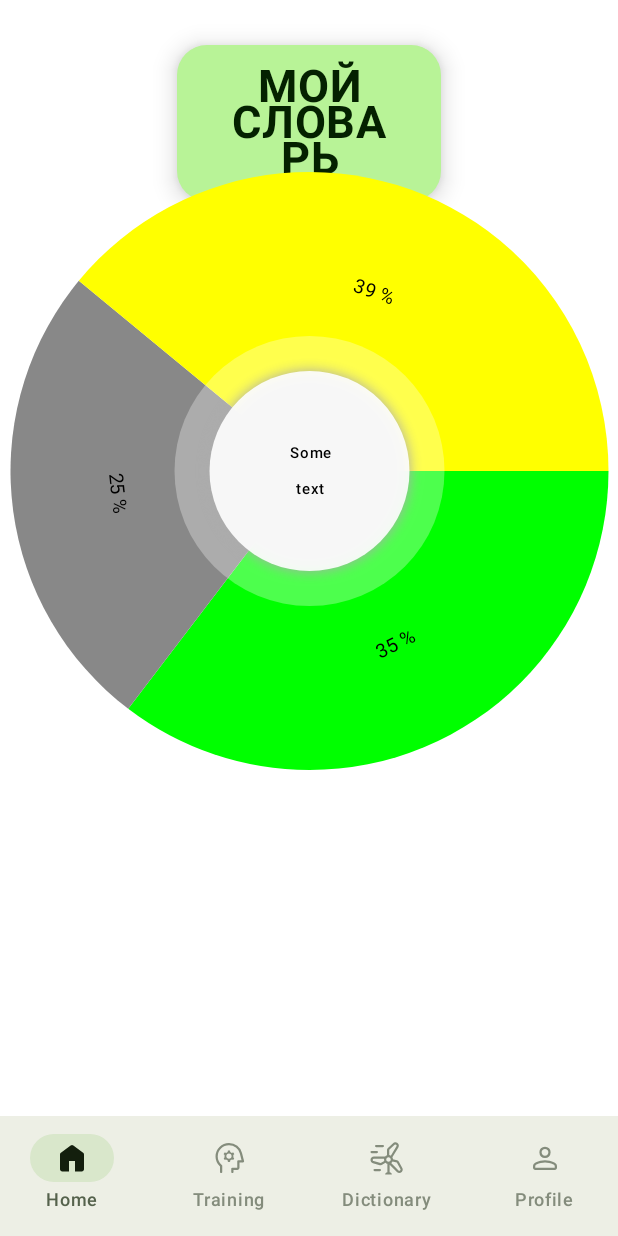
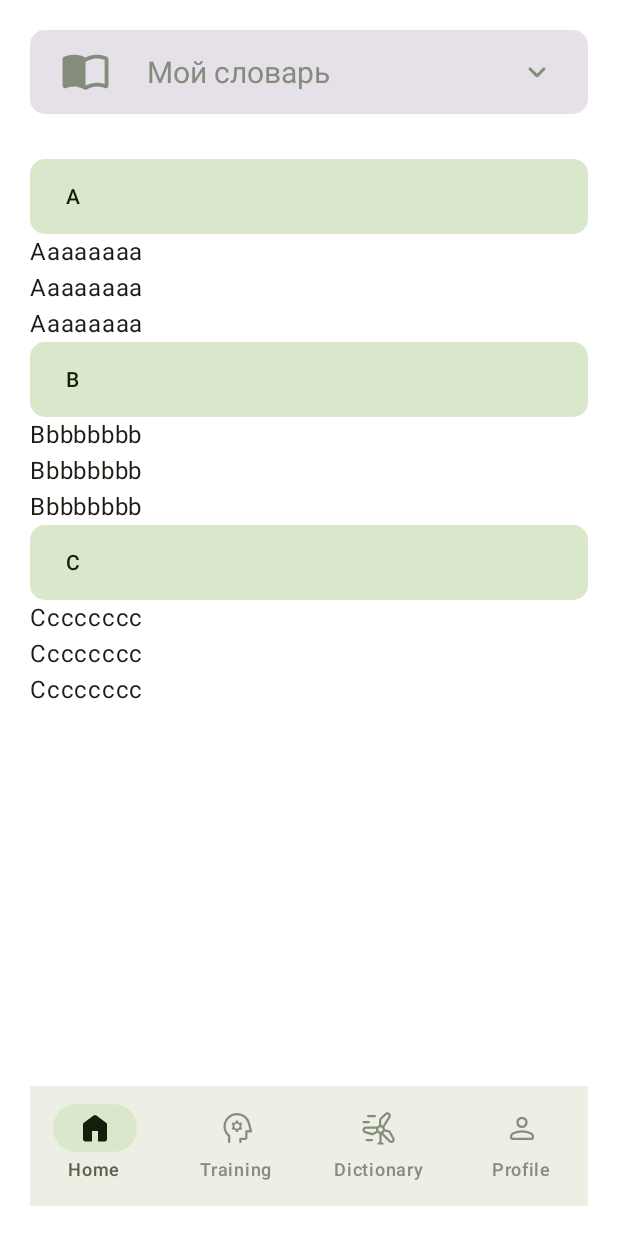
Before and after one commit to norphyra/EnglishWords, an Android app built with Jetpack Compose: the screen it shows after launch (MainActivity), on a phone screen of 412 x 824 dp. Run offline under Robolectric (Android 15) with nearby library versions, the phone set to English and light mode, and no system bars; our stand-ins replace Dagger/Hilt's generated code.

Commit message:
work with Dictionary screen

```diff
--- a/app/src/main/java/com/example/englishwordspetproject/MainActivity.kt
+++ b/app/src/main/java/com/example/englishwordspetproject/MainActivity.kt
@@ -1,5 +1,6 @@
 package com.example.englishwordspetproject
 
+import android.content.pm.ActivityInfo
 import android.os.Bundle
 import androidx.activity.ComponentActivity
 import androidx.activity.compose.setContent
@@ -10,6 +11,7 @@ import androidx.compose.foundation.layout.fillMaxHeight
 import androidx.compose.foundation.layout.fillMaxSize
 import androidx.compose.foundation.layout.fillMaxWidth
 import androidx.compose.foundation.layout.padding
+import androidx.compose.foundation.layout.widthIn
 import androidx.compose.foundation.shape.RoundedCornerShape
 import androidx.compose.material3.ExperimentalMaterial3Api
 import androidx.compose.material3.MaterialTheme
@@ -17,12 +19,14 @@ import androidx.compose.material3.ModalBottomSheet
 import androidx.compose.material3.Scaffold
 import androidx.compose.material3.Surface
 import androidx.compose.material3.Text
+import androidx.compose.material3.minimumInteractiveComponentSize
 import androidx.compose.material3.rememberModalBottomSheetState
 import androidx.compose.runtime.Composable
 import androidx.compose.runtime.*
 import androidx.compose.ui.Alignment
 import androidx.compose.ui.Modifier
 import androidx.compose.ui.graphics.Color
+import androidx.compose.ui.platform.LocalContext
 import androidx.compose.ui.res.stringResource
 import androidx.compose.ui.text.font.FontWeight
 import androidx.compose.ui.text.style.TextAlign
@@ -57,7 +61,8 @@ class MainActivity : ComponentActivity() {
                 //val activity = checkNotNull(LocalViewModelStoreOwner.current)
 
                 Surface(
-                    modifier = Modifier.fillMaxSize(),
+                    modifier = Modifier
+                        .fillMaxSize(),
                     color = MaterialTheme.colorScheme.surface
                 ) {
                     MainScreen()
@@ -78,7 +83,19 @@ fun MainScreen() {
 
     //val sheetState = rememberModalBottomSheetState()
 
-    Scaffold(bottomBar = { BottomAppBar(navController = navController)}) {
+    val context = LocalContext.current
+
+    val screenHeight = context.resources.displayMetrics.heightPixels
+    val screenWidth = context.resources.displayMetrics.widthPixels
+
+    val mainColumnModifier = if (screenWidth + screenHeight > 4560) {
+        Modifier.padding(start = 60.dp, end = 60.dp, top = 60.dp, bottom = 60.dp)
+    } else {
+        Modifier.padding(20.dp)
+    }
+
+    Scaffold(bottomBar = { BottomAppBar(navController = navController)},
+    modifier = mainColumnModifier) {
         NavHost(navController = navController, startDestination = Screen.DictionaryScreen.route,
             modifier = Modifier.padding(it)) {
             composable(Screen.HomeScreen.route) { HomeScreen() }
--- a/app/src/main/java/com/example/englishwordspetproject/data/viewModels/DictionaryViewModel.kt
+++ b/app/src/main/java/com/example/englishwordspetproject/data/viewModels/DictionaryViewModel.kt
@@ -19,6 +19,7 @@ class DictionaryViewModel: BaseViewModel() {
 
     open public fun isExpand(isExpand: Boolean) {
         _expanded.value = isExpand
+        val a = ""
     }
 
 }
@@ -26,3 +27,9 @@ class DictionaryViewModel: BaseViewModel() {
 data class Section(@StringRes val sectionName: Int)
 
 val sections = listOf(Section(R.string.my_dictionary), Section(R.string.my_sets))
+
+val wordsMap = mapOf<String, List<String>>(
+    "A" to listOf("Aaaaaaaa", "Aaaaaaaa", "Aaaaaaaa"),
+    "B" to listOf("Bbbbbbbb", "Bbbbbbbb", "Bbbbbbbb"),
+    "C" to listOf("Cccccccc", "Cccccccc", "Cccccccc")
+)
--- a/app/src/main/java/com/example/englishwordspetproject/piechart/Piechart.kt
+++ b/app/src/main/java/com/example/englishwordspetproject/piechart/Piechart.kt
@@ -27,13 +27,10 @@ import androidx.compose.ui.unit.dp
 import androidx.compose.ui.unit.sp
 
 @Composable
-fun PieChart(radius: Float, innerRadius: Float, padding: List<Dp>, textColor: Color, centerText: String, centerTextColor: Color, input: List<PieChartInput>) {
-    Column(
-    ){
+fun PieChart(radius: Float, innerRadius: Float, modifier: Modifier, textColor: Color, centerText: String, centerTextColor: Color, input: List<PieChartInput>) {
+    Column {
         PieChartDrawer(
-            modifier = Modifier
-                .size(radius.dp)
-                .padding(top = padding[0], start = padding[1], end = padding[2], bottom = padding[3]),
+            modifier = modifier.size(radius.dp),
             radius = radius * 1.3f,
             innerRadius = innerRadius,
             centerText = centerText,
@@ -59,7 +56,7 @@ fun PieChartDrawer(
         mutableStateOf(Offset.Zero)
     }
 
-    var inputList by remember {
+    val inputList by remember {
         mutableStateOf(input)
     }
 
@@ -162,7 +159,7 @@ fun PieChartDrawer(
 @Preview(showBackground = true)
 @Composable
 fun PieChartPreview() {
-    PieChart(230f, 100f, padding = listOf(0.dp,0.dp,0.dp,0.dp), centerText = "Some text", centerTextColor = Color.Black, textColor = Color.Black,
+    PieChart(230f, 100f, Modifier, centerText = "Some text", centerTextColor = Color.Black, textColor = Color.Black,
         input = listOf(
             PieChartInput(
                 color = Color.Green,
--- a/app/src/main/java/com/example/englishwordspetproject/screens/DictionaryScreen.kt
+++ b/app/src/main/java/com/example/englishwordspetproject/screens/DictionaryScreen.kt
@@ -1,23 +1,41 @@
 package com.example.englishwordspetproject.screens
 
+import androidx.compose.foundation.background
 import androidx.compose.foundation.clickable
 import androidx.compose.foundation.layout.Arrangement
+import androidx.compose.foundation.layout.Box
+import androidx.compose.foundation.layout.BoxWithConstraints
 import androidx.compose.foundation.layout.Column
 import androidx.compose.foundation.layout.Row
 import androidx.compose.foundation.layout.fillMaxHeight
 import androidx.compose.foundation.layout.fillMaxSize
 import androidx.compose.foundation.layout.fillMaxWidth
+import androidx.compose.foundation.layout.height
+import androidx.compose.foundation.layout.heightIn
 import androidx.compose.foundation.layout.padding
+import androidx.compose.foundation.layout.size
+import androidx.compose.foundation.layout.width
+import androidx.compose.foundation.layout.widthIn
 import androidx.compose.foundation.layout.wrapContentHeight
+import androidx.compose.foundation.layout.wrapContentWidth
+import androidx.compose.foundation.lazy.LazyColumn
+import androidx.compose.foundation.lazy.items
 import androidx.compose.foundation.shape.RoundedCornerShape
 import androidx.compose.material.icons.Icons
 import androidx.compose.material.icons.rounded.ExpandMore
+import androidx.compose.material3.ButtonDefaults
+import androidx.compose.material3.ButtonElevation
+import androidx.compose.material3.Divider
 import androidx.compose.material3.ExperimentalMaterial3Api
+import androidx.compose.material3.FilledTonalButton
 import androidx.compose.material3.Icon
 import androidx.compose.material3.MaterialTheme
 import androidx.compose.material3.ModalBottomSheet
 import androidx.compose.material3.Surface
 import androidx.compose.material3.Text
+import androidx.compose.material3.TextButton
+import androidx.compose.material3.TextField
+import androidx.compose.material3.TextFieldDefaults
 import androidx.compose.material3.rememberModalBottomSheetState
 import androidx.compose.runtime.Composable
 import androidx.compose.runtime.collectAsState
@@ -27,11 +45,15 @@ import androidx.compose.runtime.saveable.rememberSaveable
 import androidx.compose.runtime.setValue
 import androidx.compose.ui.Alignment
 import androidx.compose.ui.Modifier
+import androidx.compose.ui.draw.shadow
 import androidx.compose.ui.graphics.Color
 import androidx.compose.ui.platform.LocalContext
+import androidx.compose.ui.res.painterResource
 import androidx.compose.ui.res.stringResource
+import androidx.compose.ui.text.TextStyle
 import androidx.compose.ui.text.font.FontWeight
 import androidx.compose.ui.text.style.TextAlign
+import androidx.compose.ui.tooling.preview.Devices
 import androidx.compose.ui.tooling.preview.Preview
 import androidx.compose.ui.unit.dp
 import androidx.compose.ui.unit.sp
@@ -42,6 +64,7 @@ import com.example.englishwordspetproject.data.viewModels.BaseViewModel
 import com.example.englishwordspetproject.data.viewModels.DictionaryViewModel
 import com.example.englishwordspetproject.data.viewModels.Section
 import com.example.englishwordspetproject.data.viewModels.sections
+import com.example.englishwordspetproject.data.viewModels.wordsMap
 import com.example.englishwordspetproject.piechart.PieChart
 import com.example.englishwordspetproject.piechart.PieChartInput
 
@@ -49,111 +72,109 @@ import com.example.englishwordspetproject.piechart.PieChartInput
 @Composable
 fun DictionaryScreen(dictionaryViewModel: DictionaryViewModel = viewModel()) {
 
-    //val context = LocalContext.current
+    val context = LocalContext.current
 
-    //val languages = mapOf("English" to R.drawable.usa_flag_icon, "Russian" to R.drawable.russian_flag_icon)
-    //var selectedLanguage by rememberSaveable { mutableStateOf("English") }
+    val selectedItem by dictionaryViewModel.selectedItem.collectAsState()
+    var expanded by rememberSaveable {
+        mutableStateOf(false)
+    }
 
-    val expanded by dictionaryViewModel.expanded.collectAsState()
     val sheetState = rememberModalBottomSheetState()
 
-    Column(horizontalAlignment = Alignment.CenterHorizontally,
-        modifier = Modifier
-            .fillMaxSize()
-            .padding(30.dp)
+    Box(modifier = Modifier
+        .fillMaxSize(),
+        contentAlignment = Alignment.Center
     ) {
-        TopSectionChooser(dictionaryViewModel)
+        Column(
+            modifier = Modifier
+                .fillMaxSize()
+        ) {
+            TextField(value = stringResource(id = selectedItem.sectionName),
+                onValueChange = {},
+                textStyle = TextStyle(fontSize = 20.sp),
+                readOnly = true,
+                leadingIcon = { Icon(painter = painterResource(id = R.drawable.top_section_picker_icon),
+                    contentDescription = null,
+                    modifier = Modifier.padding(start = 20.dp, end = 20.dp)) },
+                trailingIcon = { Icon(imageVector = Icons.Rounded.ExpandMore,
+                    contentDescription = "expand more",
+                    modifier = Modifier
+                        .padding(end = 20.dp)
+                        .size(24.dp)
+                        .clickable { expanded = !expanded })},
+                modifier = Modifier
+                    .align(Alignment.Start)
+                    .width(420.dp),
+                shape = RoundedCornerShape(10.dp),
+                colors = TextFieldDefaults.colors(focusedIndicatorColor = Color.Transparent, unfocusedIndicatorColor = Color.Transparent))
 
-        PieChart(
-            radius = 230f,
-            innerRadius = 100f,
-            padding = listOf(130.dp, 0.dp, 0.dp, 0.dp),
-            textColor = Color.Black,
-            centerText = "Some text",
-            centerTextColor = Color.Black,
-            input = listOf(
-                PieChartInput(
-                    color = Color.Green,
-                    value = 29,
-                    description = "Python"
-                ),
-                PieChartInput(
-                    color = Color.Gray,
-                    value = 21,
-                    description = "Swift"
-                ),
-                PieChartInput(
-                    color = Color.Yellow,
-                    value = 32,
-                    description = "JavaScript"
-                )
-            )
-        )
-    }
+            LazyColumn(modifier = Modifier
+                .fillMaxWidth()
+                .padding(top = 30.dp)) {
+                items(wordsMap.keys.toList()) {
 
-    if (expanded) {
-        ModalBottomSheet(onDismissRequest = {dictionaryViewModel.isExpand(false)},
-            sheetState = sheetState,
-            modifier = Modifier
-                .fillMaxWidth()
-                .fillMaxHeight(0.4f)) {
-            Surface(shape = RoundedCornerShape(20.dp),
-                color = MaterialTheme.colorScheme.primaryContainer.copy(alpha = 0.6f),
-                modifier = Modifier
-                    .padding(top = 10.dp)
-            ) {
-                sections.filter { it.sectionName != dictionaryViewModel.selectedItem.value.sectionName }
-                    .forEach {
-                    Row(
-                        Modifier
-                            .fillMaxWidth(0.4f)
-                            .padding(start = 30.dp, top = 10.dp, end = 30.dp, bottom = 10.dp)
-                            .clickable {
-                                dictionaryViewModel.selectItem(it)
-                                dictionaryViewModel.isExpand(false)
-                            },
-                        horizontalArrangement = Arrangement.SpaceBetween,
-                        verticalAlignment = Alignment.CenterVertically
+                    FilledTonalButton(
+                        onClick = { /*TODO*/ },
+                        modifier = Modifier
+                            .fillMaxWidth()
+                            .height(50.dp),
+                        shape  = RoundedCornerShape(10.dp)
                     ) {
-                        Text(text = stringResource(id = it.sectionName),
-                            fontSize = 30.sp,
-                            fontWeight = FontWeight.Bold,
-                            textAlign = TextAlign.Center,
-                            modifier = Modifier.fillMaxWidth(),
-                            color = Color.Black.copy(alpha = 0.6f))
+                        Text(text = it, textAlign = TextAlign.Start,
+                        modifier = Modifier.fillMaxWidth())
+                    }
+
+                    wordsMap[it]?.forEach { word ->
+                        Text(text = word)
                     }
                 }
             }
         }
     }
 
-}
+    if (expanded) {
+        ModalBottomSheet(onDismissRequest = {expanded = false},
+            sheetState = sheetState,
+            modifier = Modifier
+                .fillMaxHeight(0.4f)
+                .fillMaxWidth()
+        ) {
+            Box(modifier = Modifier.fillMaxSize(),
+                contentAlignment = Alignment.Center
+            ) {
+                Surface(shape = RoundedCornerShape(20.dp),
+                    modifier = Modifier
+                        .padding(top = 40.dp, start = 80.dp, end = 80.dp),
+                    shadowElevation = 10.dp
+                ) {
+                    Column(modifier = Modifier.fillMaxSize(),
+                        verticalArrangement = Arrangement.Center,
+                        horizontalAlignment = Alignment.CenterHorizontally
+                    ) {
+                        sections.filter { it.sectionName != dictionaryViewModel.selectedItem.value.sectionName }
+                            .forEach {
 
-@Composable
-fun TopSectionChooser(dictionaryViewModel: DictionaryViewModel) {
-
-    val selectedItem by dictionaryViewModel.selectedItem.collectAsState()
-
-    Surface(shape = RoundedCornerShape(20.dp),
-        color = MaterialTheme.colorScheme.primaryContainer,
-        shadowElevation = 10.dp,
-    ) {
-        Row(
-            Modifier
-                .fillMaxWidth(0.5f)
-                .padding(start = 30.dp, top = 10.dp, end = 30.dp, bottom = 10.dp),
-            horizontalArrangement = Arrangement.SpaceBetween,
-            verticalAlignment = Alignment.CenterVertically
-        ) {
-            Text(text = stringResource(selectedItem.sectionName),
-                fontSize = 30.sp,
-                fontWeight = FontWeight.Bold,
-                textAlign = TextAlign.Center,
-                modifier = Modifier.fillMaxWidth())
-            Icon(imageVector = Icons.Rounded.ExpandMore, contentDescription = "expand more",
-                modifier = Modifier.clickable { dictionaryViewModel.isExpand(true) })
+                                Row(modifier = Modifier
+                                    .fillMaxWidth()
+                                    .padding(start = 30.dp, end = 30.dp)
+                                ) {
+                                    FilledTonalButton(onClick = {
+                                        dictionaryViewModel.selectItem(it)
+                                        expanded = false },
+                                        shape = RoundedCornerShape(10.dp)
+                                    ) {
+                                        Text(text = stringResource(id = it.sectionName),
+                                            fontSize = 30.sp,
+                                            modifier = Modifier.fillMaxWidth())
+                                    }
+                                }
+                            }
+                    }
+                }
+            }
         }
     }
+
 }
 
 @Composable
@@ -188,8 +209,14 @@ fun expandedLanguageChooser(languageViewModel: LanguageViewModel) {
     }
 }
 
-@Preview(showBackground = true)
+@Preview(showBackground = true, device = Devices.PHONE)
 @Composable
-fun DictionaryScreenPreview() {
-    DictionaryScreen(viewModel())
+fun DictionaryScreenPreviewPhone() {
+    DictionaryScreen()
 }
+
+@Preview(showBackground = true, device = Devices.TABLET)
+@Composable
+fun DictionaryScreenPreviewTablet() {
+    DictionaryScreen()
+}
--- /dev/null
+++ b/app/src/main/res/drawable/top_section_picker_icon.xml
@@ -0,0 +1,10 @@
+<vector xmlns:android="http://schemas.android.com/apk/res/android"
+    android:width="34dp"
+    android:height="34dp"
+    android:viewportWidth="20"
+    android:viewportHeight="20"
+    android:tint="#000000">
+  <path
+      android:fillColor="@android:color/white"
+      android:pathData="M18.41,3.84C18.03,3.67 16.51,3 14.5,3c-0.93,0 -2.64,0.13 -4.5,1.13C8.14,3.13 6.43,3 5.5,3C3.49,3 1.97,3.67 1.59,3.84C1.26,3.99 1,4.33 1,4.76l0,10.46c0,0.79 0.8,1.16 1.39,0.91c0.74,-0.31 1.83,-0.63 3.11,-0.63c0.2,0 1.87,0 3.79,1.06c0.74,0.41 1.41,0.01 1.42,0c1.92,-1.06 3.6,-1.06 3.79,-1.06c1.27,0 2.37,0.32 3.11,0.63c0.58,0.25 1.39,-0.12 1.39,-0.91l0,-10.46C19,4.33 18.74,3.99 18.41,3.84zM17.5,14.49c-0.73,-0.24 -1.78,-0.49 -3,-0.49c-0.24,0 -2.24,-0.01 -4.5,1.24v-9.4c0.57,-0.3 2.12,-1.34 4.5,-1.34c0.62,0 1.72,0.07 3,0.59V14.49z"/>
+</vector>
--- a/app/src/main/res/values/strings.xml
+++ b/app/src/main/res/values/strings.xml
@@ -5,6 +5,6 @@
     <string name="dictionary_screen">Dictionary</string>
     <string name="profile_screen">Profile</string>
 
-    <string name="my_dictionary">МОЙ СЛОВАРЬ</string>
-    <string name="my_sets">МОИ НАБОРЫ</string>
+    <string name="my_dictionary">Мой словарь</string>
+    <string name="my_sets">Мои наборы</string>
 </resources>
```
Also changed, not shown: app/src/main/java/com/example/englishwordspetproject/App.kt (+7 -0 lines).
